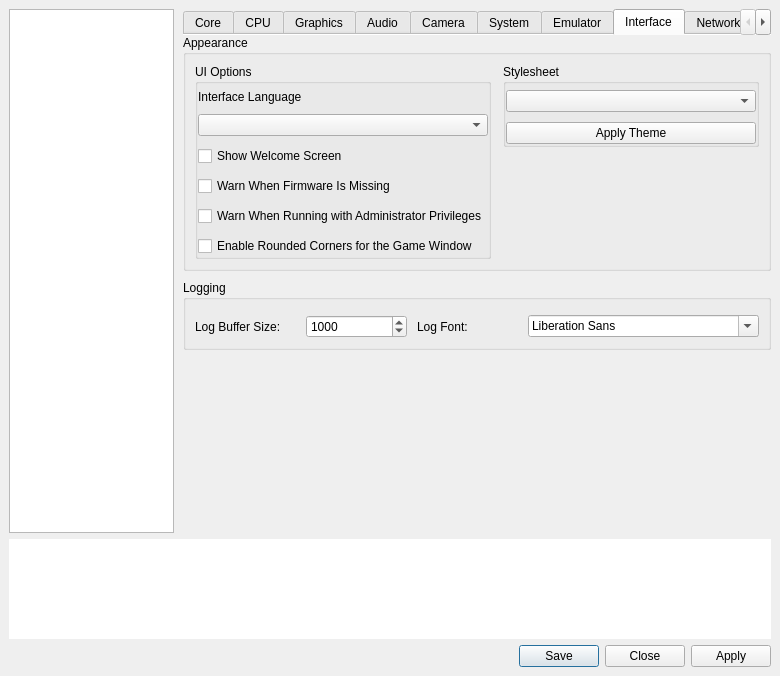
First picture: the form in app/src/main/cpp/vita3k/vita3k/gui-qt/src/settings_dialog.ui, repository sashkinbro/EmuCoreV, before the edit.
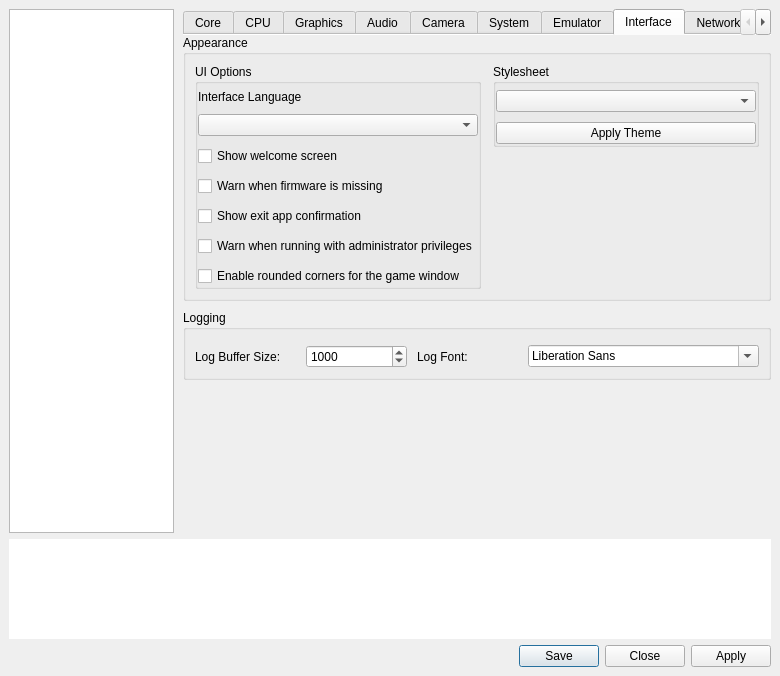
Second picture: the form after the edit. The open tabs and pages were chosen to show the change.

Commit message: Update core and refine game driver settings

```diff
--- a/app/src/main/cpp/vita3k/vita3k/gui-qt/src/settings_dialog.ui
+++ b/app/src/main/cpp/vita3k/vita3k/gui-qt/src/settings_dialog.ui
@@ -2427,28 +2427,35 @@
                    <item>
                     <widget class="QCheckBox" name="show_welcome">
                      <property name="text">
-                      <string>Show Welcome Screen</string>
+                      <string>Show welcome screen</string>
                      </property>
                     </widget>
                    </item>
                    <item>
                    <widget class="QCheckBox" name="warn_missing_firmware">
                     <property name="text">
-                     <string>Warn When Firmware Is Missing</string>
+                     <string>Warn when firmware is missing</string>
+                    </property>
+                   </widget>
+                  </item>
+                  <item>
+                   <widget class="QCheckBox" name="confirm_exit_app">
+                    <property name="text">
+                     <string>Show exit app confirmation</string>
                     </property>
                    </widget>
                   </item>
                   <item>
                    <widget class="QCheckBox" name="warn_admin_privileges">
                     <property name="text">
-                     <string>Warn When Running with Administrator Privileges</string>
+                     <string>Warn when running with administrator privileges</string>
                     </property>
                    </widget>
                   </item>
                   <item>
                    <widget class="QCheckBox" name="windows_rounded_corners">
                     <property name="text">
-                     <string>Enable Rounded Corners for the Game Window</string>
+                     <string>Enable rounded corners for the game window</string>
                     </property>
                    </widget>
                   </item>
```
The commit also changes 69 other files.
